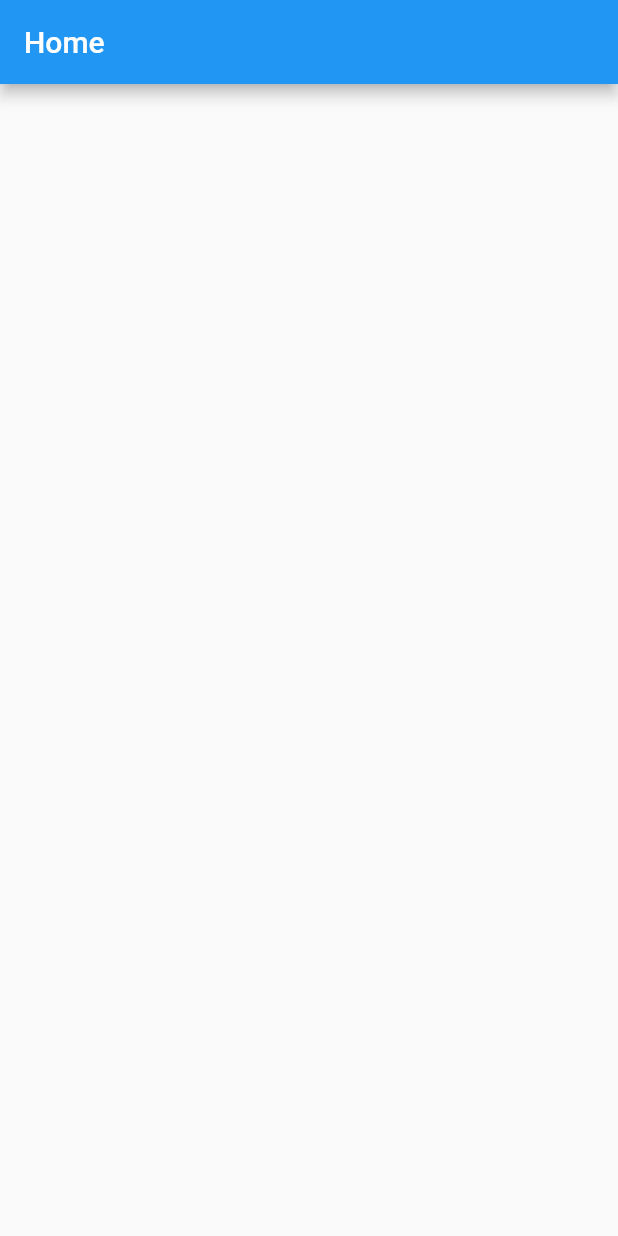
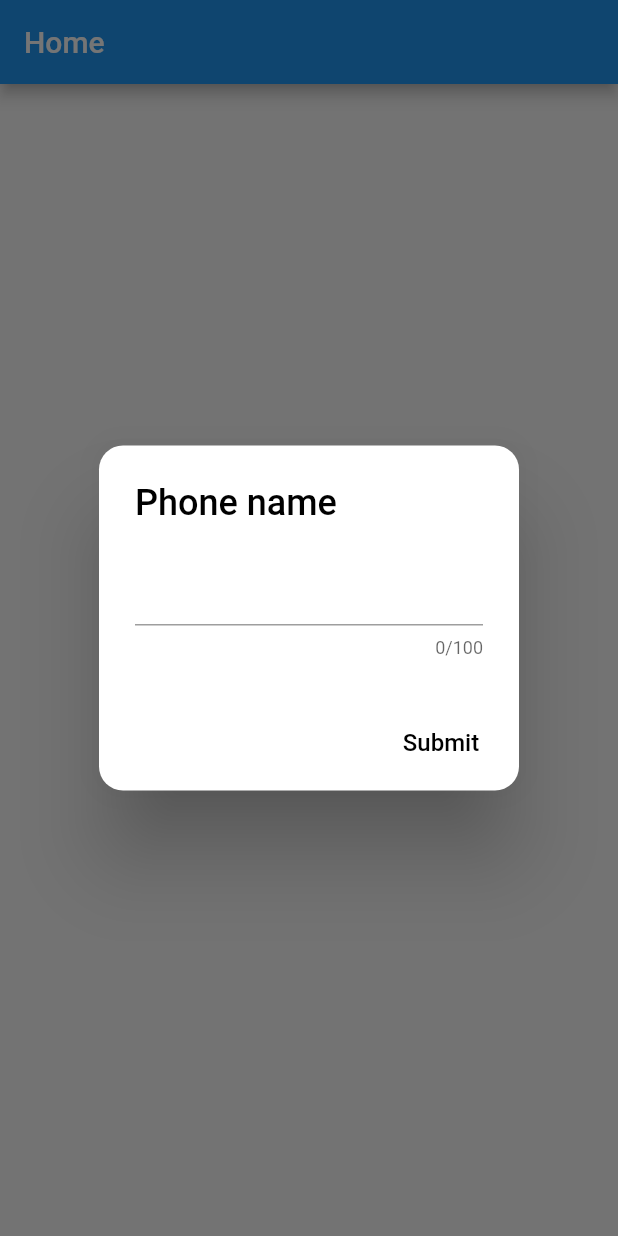
Before and after one commit to JuJiiz/sms-reader, a Flutter app: the screen it shows after launch, on a phone screen of 412 x 824 dp. Run offline on Flutter 3.47's test engine with Material 2 defaults, Android fonts, the phone set to English and light mode, and no system bars; our stand-ins replace rxdart, shared_preferences, wakelock; missing offline and left inert: sms.

Commit message:
add swipe refresh && require phone name

```diff
--- a/lib/src/bloc/home_bloc.dart
+++ b/lib/src/bloc/home_bloc.dart
@@ -3,6 +3,7 @@ import 'dart:developer';
 
 import 'package:http/http.dart' as http;
 import 'package:rxdart/rxdart.dart';
+import 'package:shared_preferences/shared_preferences.dart';
 import 'package:sms/sms.dart';
 import 'package:sms_reader/src/data/repository.dart';
 import 'package:wakelock/wakelock.dart';
@@ -14,16 +15,20 @@ class HomeBloc {
 
   Observable<List<SmsMessage>> get smsObservable => _smsFetcher.stream;
 
-  retrieveAllSMS() {
+  retrieveAllSMS() async {
+    SharedPreferences prefs = await SharedPreferences.getInstance();
+
     repo.retrieveAllSMS().listen((SmsMessage sms) async {
       Wakelock.enable();
       log("sms sender: ${sms.sender} | address: ${sms.address} | body: ${sms.body} | date_send: ${sms.dateSent}");
+
+      var phoneName = prefs.getString('PHONE_NAME_PREF_KEY');
 
       var bodyField = {
         'body': sms.body,
         'sender': sms.sender,
         'address': sms.address,
-        'phone_name': 'phoneA',
+        'phone_name': phoneName,
         'date_send': sms.dateSent.toString(),
       };
 
--- a/lib/src/ui/home_ui.dart
+++ b/lib/src/ui/home_ui.dart
@@ -1,6 +1,8 @@
 import 'package:flutter/material.dart';
+import 'package:shared_preferences/shared_preferences.dart';
 import 'package:sms/sms.dart';
 import 'package:sms_reader/src/bloc/home_bloc.dart';
+import 'package:sms_reader/src/ui/phone_name_dialog.dart';
 import 'package:sms_reader/src/ui/widget/sms_list.dart';
 
 class HomeUI extends StatefulWidget {
@@ -13,35 +15,54 @@ class HomeUI extends StatefulWidget {
 }
 
 class _HomeUIState extends State<HomeUI> {
-  final bloc = new HomeBloc();
+  final _scaffoldKey = GlobalKey<ScaffoldState>();
+  final _bloc = new HomeBloc();
 
   @override
   void initState() {
     super.initState();
-    bloc.getAllSMS();
-    bloc.retrieveAllSMS();
+
+    _checkPhoneName();
   }
 
-  /*_checkPhoneName() async{
+  _checkPhoneName() async {
     SharedPreferences prefs = await SharedPreferences.getInstance();
-    prefs.getInt('counter')
-
-  }*/
+    var phoneName = prefs.getString('PHONE_NAME_PREF_KEY');
+    if (phoneName == null) {
+      showDialog(
+          context: _scaffoldKey.currentContext,
+          barrierDismissible: false,
+          builder: (context) => WillPopScope(
+                onWillPop: () => Future.value(false),
+                child: PhoneNameDialog(
+                  onSavePhoneName: (name) async {
+                    await prefs.setString('PHONE_NAME_PREF_KEY', name);
+                    _bloc.getAllSMS();
+                    _bloc.retrieveAllSMS();
+                  },
+                ),
+              ));
+    } else {
+      _bloc.getAllSMS();
+      _bloc.retrieveAllSMS();
+    }
+  }
 
   @override
   Widget build(BuildContext context) {
     return Scaffold(
+      key: _scaffoldKey,
       appBar: AppBar(title: Text(widget.title)),
       body: Container(
         child: StreamBuilder(
-          stream: bloc.smsObservable,
+          stream: _bloc.smsObservable,
           builder:
               (BuildContext context, AsyncSnapshot<List<SmsMessage>> snapshot) {
-            if (snapshot.hasData) {
-              return SMSList(snapshot.data);
-            } else {
-              return SizedBox();
-            }
+            final sms = snapshot.data ?? [];
+            return RefreshIndicator(
+              onRefresh: () => _bloc.getAllSMS(),
+              child: SMSList(sms),
+            );
           },
         ),
       ),
--- /dev/null
+++ b/lib/src/ui/phone_name_dialog.dart
@@ -0,0 +1,54 @@
+import 'package:flutter/material.dart';
+
+class PhoneNameDialog extends StatefulWidget {
+  final Function(String) onSavePhoneName;
+
+  const PhoneNameDialog({Key key, this.onSavePhoneName}) : super(key: key);
+
+  @override
+  _PhoneNameDialogState createState() => _PhoneNameDialogState();
+}
+
+class _PhoneNameDialogState extends State<PhoneNameDialog> {
+  final TextEditingController controller = TextEditingController();
+
+  @override
+  Widget build(BuildContext context) {
+    return AlertDialog(
+      shape: RoundedRectangleBorder(
+        borderRadius: BorderRadius.circular(16.0),
+      ),
+      backgroundColor: Colors.white,
+      title: Text(
+        'Phone name',
+        style: TextStyle(
+          fontSize: 24.0,
+          color: Colors.black,
+        ),
+      ),
+      content: TextField(
+        controller: controller,
+        maxLines: 1,
+        maxLength: 100,
+      ),
+      actions: <Widget>[
+        FlatButton(
+          child: Text(
+            'Submit',
+            style: TextStyle(
+              fontSize: 16.0,
+              color: Colors.black,
+            ),
+          ),
+          onPressed: () {
+            var name = controller.text;
+            if (name != null && name.isNotEmpty) {
+              widget.onSavePhoneName(name);
+              Navigator.pop(context);
+            }
+          },
+        ),
+      ],
+    );
+  }
+}
--- a/pubspec.yaml
+++ b/pubspec.yaml
@@ -27,7 +27,7 @@ dependencies:
   rxdart: ^0.22.0
   http: ^0.12.0+3
   wakelock: ^0.1.3+4
-#  shared_preferences: 0.5.6
+  shared_preferences: 0.5.6
 
 dev_dependencies:
   flutter_test:
```
Also changed, not shown: lib/src/ui/widget/sms_list.dart (+10 -7 lines), pubspec.lock, 2 other files.
